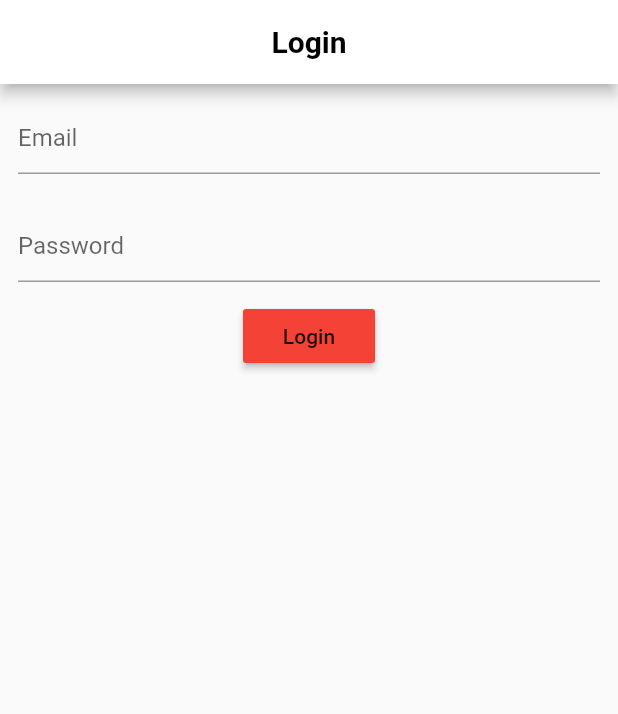
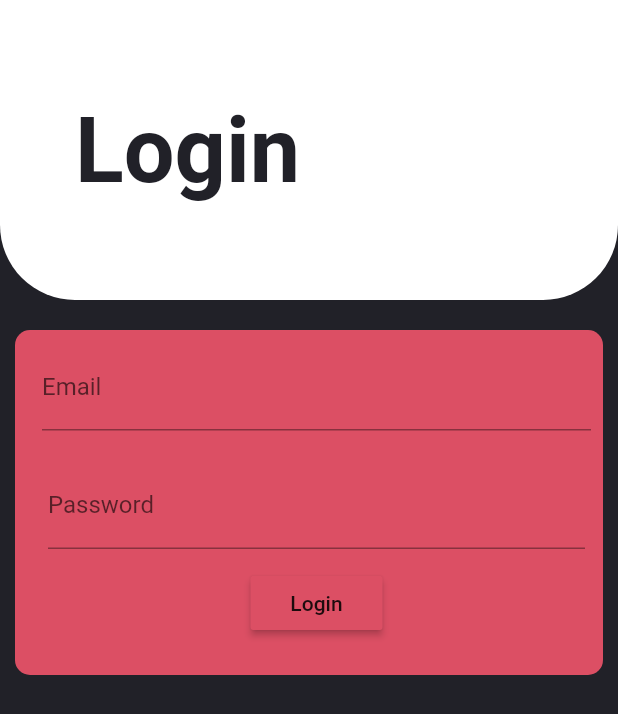
Before and after one commit to RishabhSinha07/TodoApp, a Flutter app: the screen it shows after launch, on a phone screen of 412 x 824 dp. Shown: the top 714 px of the screen. Run offline on Flutter 3.47's test engine with Material 2 defaults, Android fonts, the phone set to English and light mode, and no system bars; our stand-ins replace dio, reorderables, shared_preferences; Roboto replaces fonts that are missing (Avenir).

Commit message:
Added Login and Signup Pages with authentication

```diff
--- a/TodoAppV1/lib/models/authentication/login.dart
+++ /dev/null
@@ -1,105 +0,0 @@
-import 'dart:async';
-import 'dart:convert';
-import 'dart:io';
-
-import 'package:dio/dio.dart';
-import 'package:flutter/material.dart';
-
-import '../../main.dart';
-
-import 'package:http/http.dart' as http;
-
-class LoginWithRestfulApi extends StatefulWidget {
-  @override
-  _LoginWithRestfulApiState createState() => _LoginWithRestfulApiState();
-}
-
-class _LoginWithRestfulApiState extends State<LoginWithRestfulApi> {
-  GlobalKey<ScaffoldState> _scaffoldKey = GlobalKey<ScaffoldState>();
-
-  TextEditingController _emailController = TextEditingController();
-
-  TextEditingController _passwordController = TextEditingController();
-
-  bool _isLoading = false;
-
-  Future<dynamic> _loginUser(String emailadress, String password) async {
-    //var client = new http.Client();
-
-    final response = await http.get("http://10.0.2.2:5000/api/Register",
-        headers: {"emailadress": emailadress, "password": password});
-    print(LoadData.fromJson(json.decode(response.body)).api_key);
-
-    return LoadData.fromJson(json.decode(response.body)).api_key;
-  }
-
-  @override
-  Widget build(BuildContext context) {
-    return Scaffold(
-      key: _scaffoldKey,
-      appBar: AppBar(
-          title: Text(
-            "Login",
-            style: TextStyle(color: Colors.black, fontWeight: FontWeight.bold),
-          ),
-          centerTitle: true,
-          backgroundColor: Colors.white),
-      body: Center(
-        child: _isLoading
-            ? CircularProgressIndicator()
-            : Column(
-                children: <Widget>[
-                  Padding(
-                    padding: const EdgeInsets.all(12.0),
-                    child: TextField(
-                      controller: _emailController,
-                      decoration: InputDecoration(
-                        hintText: 'Email',
-                      ),
-                    ),
-                  ),
-                  Padding(
-                    padding: const EdgeInsets.all(12.0),
-                    child: TextField(
-                      controller: _passwordController,
-                      decoration: InputDecoration(
-                        hintText: 'Password',
-                      ),
-                    ),
-                  ),
-                  RaisedButton(
-                    child: Text("Login"),
-                    color: Colors.red,
-                    onPressed: () async {
-                      setState(() => _isLoading = true);
-                      var res = await _loginUser(
-                          _emailController.text, _passwordController.text);
-                      setState(() => _isLoading = false);
-
-                      var user = res;
-                      if (user != null) {
-                        Navigator.of(context).push(MaterialPageRoute<Null>(
-                            builder: (BuildContext context) {
-                          return MyHomePage(title: 'Todo App');
-                        }));
-                      } else
-                        Navigator.of(context).push(MaterialPageRoute<Null>(
-                            builder: (BuildContext context) {
-                          return LoginWithRestfulApi();
-                        }));
-                    },
-                  ),
-                ],
-              ),
-      ),
-    );
-  }
-}
-
-class LoadData {
-  final String api_key;
-  LoadData({this.api_key});
-  factory LoadData.fromJson(Map<String, dynamic> json) {
-    return LoadData(api_key: json["api_key"]);
-  }
-}
--- /dev/null
+++ b/TodoAppV1/lib/models/authentication/login_page.dart
@@ -0,0 +1,126 @@
+import 'dart:async';
+import 'dart:convert';
+import 'dart:io';
+
+import 'package:TodoAppV1/models/authentication/signup_page.dart';
+import 'package:TodoAppV1/models/globals.dart';
+import 'package:dio/dio.dart';
+import 'package:flutter/material.dart';
+
+import '../../main.dart';
+
+import 'package:http/http.dart' as http;
+
+class LoginPage extends StatefulWidget {
+  @override
+  _LoginPage createState() => _LoginPage();
+}
+
+class _LoginPage extends State<LoginPage> {
+  GlobalKey<ScaffoldState> _scaffoldKey = GlobalKey<ScaffoldState>();
+
+  TextEditingController _emailController = TextEditingController();
+
+  TextEditingController _passwordController = TextEditingController();
+
+  bool _isLoading = false;
+
+  Future<dynamic> _loginUser(String emailadress, String password) async {
+    //var client = new http.Client();
+
+    final response = await http.get("http://10.0.2.2:5000/api/Register",
+        headers: {"emailadress": emailadress, "password": password});
+    print(LoadData.fromJson(json.decode(response.body)).api_key);
+
+    return LoadData.fromJson(json.decode(response.body)).api_key;
+  }
+
+  @override
+  Widget build(BuildContext context) {
+    return Scaffold(
+      resizeToAvoidBottomPadding: false,
+      backgroundColor: darkGreyColor,
+      body: Column(
+        children: <Widget>[
+          Container(
+            padding: EdgeInsets.only(left: 50),
+            height: 200,
+            decoration: BoxDecoration(
+                borderRadius: BorderRadius.only(
+                    bottomLeft: Radius.circular(50),
+                    bottomRight: Radius.circular(50)),
+                color: Colors.white),
+            child: Row(
+                mainAxisAlignment: MainAxisAlignment.spaceBetween,
+                children: <Widget>[
+                  Text("Login", style: intraTitleStyle),
+                ]),
+          ),
+          Container(
+              margin: EdgeInsets.only(top: 20, left: 10, right: 10),
+              padding: EdgeInsets.only(left: 10),
+              height: 230,
+              decoration: BoxDecoration(
+                  borderRadius: BorderRadius.all(Radius.circular(10)),
+                  color: redColor),
+              child: Column(children: <Widget>[
+                Padding(
+                  padding: const EdgeInsets.all(8.0),
+                  child: TextField(
+                    controller: _emailController,
+                    decoration: InputDecoration(
+                      focusedBorder: InputBorder.none,
+                      contentPadding: const EdgeInsets.symmetric(
+                          horizontal: 0, vertical: 20),
+                      hintText: 'Email',
+                    ),
+                  ),
+                ),
+                Padding(
+                  padding: const EdgeInsets.all(12.0),
+                  child: TextField(
+                    controller: _passwordController,
+                    decoration: InputDecoration(
+                      focusedBorder: InputBorder.none,
+                      contentPadding: const EdgeInsets.symmetric(
+                          horizontal: 0, vertical: 20),
+                      hintText: 'Password',
+                    ),
+                  ),
+                ),
+                RaisedButton(
+                  child: Text("Login"),
+                  color: redColor,
+                  onPressed: () async {
+                    setState(() => _isLoading = true);
+                    var res = await _loginUser(
+                        _emailController.text, _passwordController.text);
+                    setState(() => _isLoading = false);
+
+                    var user = res;
+                    if (user != null) {
+                      Navigator.of(context).push(MaterialPageRoute<Null>(
+                          builder: (BuildContext context) {
+                        return MyHomePage(title: 'Todo App');
+                      }));
+                    } else
+                      Navigator.of(context).push(MaterialPageRoute<Null>(
+                          builder: (BuildContext context) {
+                        return SignUp();
+                      }));
+                  },
+                )
+              ]))
+        ],
+      ),
+    );
+  }
+}
+
+class LoadData {
+  final String api_key;
+  LoadData({this.api_key});
+  factory LoadData.fromJson(Map<String, dynamic> json) {
+    return LoadData(api_key: json["api_key"]);
+  }
+}
```
Also changed, not shown: TodoAppV1/lib/main.dart (+5 -3 lines), TodoAppV1/lib/models/authentication/signup_page.dart (added, +177 -0 lines), 1 other file.
